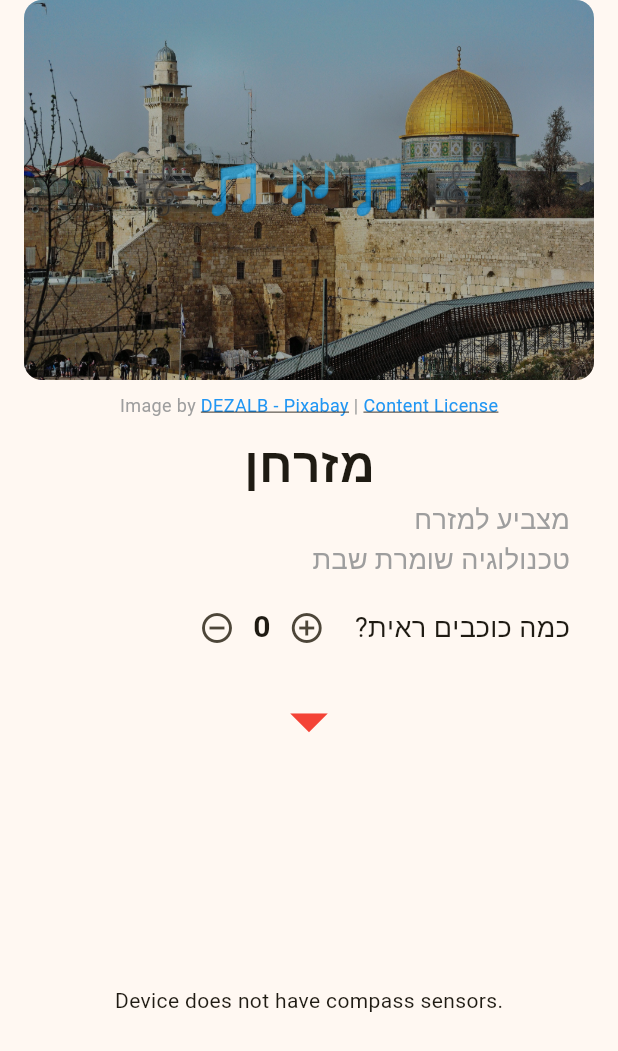
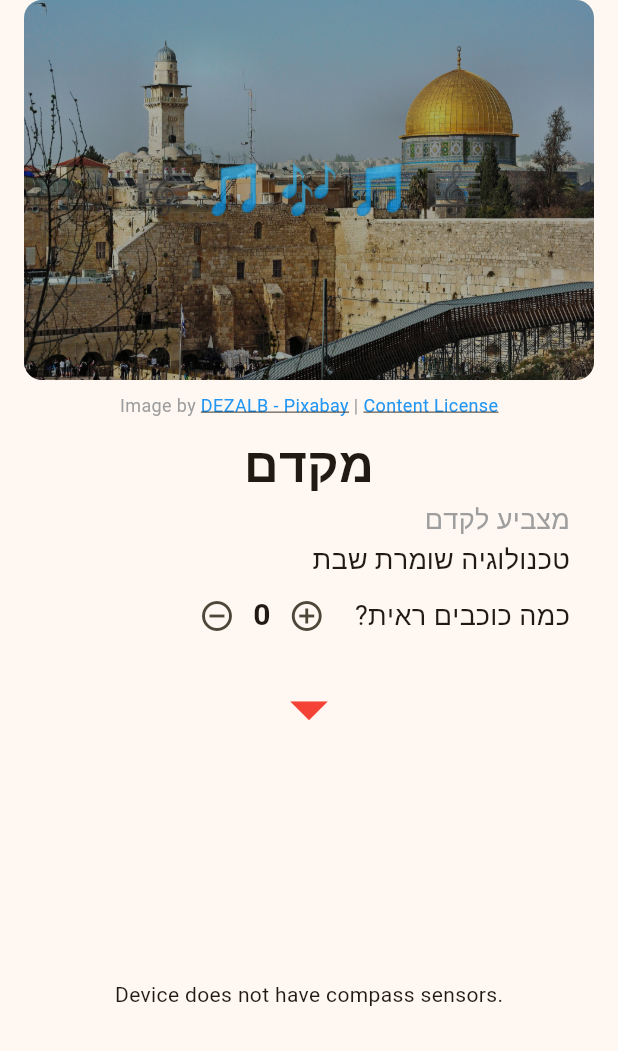
Before and after one commit to alexbodn/makdem, a Flutter app: the screen it shows after launch, on a phone screen of 412 x 824 dp. Shown: the top 1051 px of the screen. Run offline on Flutter 3.47's test engine with Material 3 defaults, Android fonts, the phone set to English and light mode, and no system bars; our stand-ins replace flutter_compass.

Commit message:
refactor: update string resources and layout tweaks
- Updated app title and primary/secondary compass directions to use ancient Hebrew terms (קדם, ים, נגב, צפון).
- Updated the label "מצביע לקדם".
- Updated `AndroidManifest.xml` label and added Intent queries for `https` URLs.
- Removed the 8px spacing below "טכנולוגיה שומרת שבת" and changed its text color to match the spinbox row.

Co-authored-by: alexbodn <4792193+alexbodn@users.noreply.github.com>

```diff
--- a/lib/main.dart
+++ b/lib/main.dart
@@ -14,7 +14,7 @@ class MizrahanApp extends StatelessWidget {
   @override
   Widget build(BuildContext context) {
     return MaterialApp(
-      title: 'מזרחן',
+      title: 'מקדם',
       theme: ThemeData(
         colorScheme: ColorScheme.fromSeed(seedColor: Colors.amber),
         fontFamily: 'Roboto', // Use a default system font that supports Hebrew
@@ -122,16 +122,15 @@ class _CompassScreenState extends State<CompassScreen> {
               ),
             ),
             // Title
-            const Text('מזרחן', style: TextStyle(fontWeight: FontWeight.bold, fontSize: 32)),
+            const Text('מקדם', style: TextStyle(fontWeight: FontWeight.bold, fontSize: 32)),
             // Subtitles and spinbox block
             Padding(
               padding: const EdgeInsets.symmetric(horizontal: 32.0),
               child: Column(
                 crossAxisAlignment: CrossAxisAlignment.end,
                 children: [
-                  const Text('מצביע למזרח', style: TextStyle(fontSize: 18, color: Colors.grey)),
-                  const Text('טכנולוגיה שומרת שבת', style: TextStyle(fontSize: 18, color: Colors.grey)),
-                  const SizedBox(height: 8),
+                  const Text('מצביע לקדם', style: TextStyle(fontSize: 18, color: Colors.grey)),
+                  const Text('טכנולוגיה שומרת שבת', style: TextStyle(fontSize: 18)),
                   Row(
                     mainAxisAlignment: MainAxisAlignment.end,
                     children: [
@@ -216,19 +215,19 @@ class _CompassScreenState extends State<CompassScreen> {
                           // 0 degrees = North
                           const _CompassLabel(label: 'צפון', angleDeg: 0, color: Colors.black, isMain: true),
                           // 45 degrees = North-East
-                          const _CompassLabel(label: 'צפון-מזרח', angleDeg: 45, color: Colors.black, isMain: false),
+                          const _CompassLabel(label: 'צפון-קדם', angleDeg: 45, color: Colors.black, isMain: false),
                           // 90 degrees = East
-                          const _CompassLabel(label: 'מזרח', angleDeg: 90, color: Colors.red, isMain: true),
+                          const _CompassLabel(label: 'קדם', angleDeg: 90, color: Colors.red, isMain: true),
                           // 135 degrees = South-East
-                          const _CompassLabel(label: 'דרום-מזרח', angleDeg: 135, color: Colors.black, isMain: false),
+                          const _CompassLabel(label: 'נגב-קדם', angleDeg: 135, color: Colors.black, isMain: false),
                           // 180 degrees = South
-                          const _CompassLabel(label: 'דרום', angleDeg: 180, color: Colors.black, isMain: true),
+                          const _CompassLabel(label: 'נגב', angleDeg: 180, color: Colors.black, isMain: true),
                           // 225 degrees = South-West
-                          const _CompassLabel(label: 'דרום-מערב', angleDeg: 225, color: Colors.black, isMain: false),
+                          const _CompassLabel(label: 'נגב-ים', angleDeg: 225, color: Colors.black, isMain: false),
                           // 270 degrees = West
-                          const _CompassLabel(label: 'מערב', angleDeg: 270, color: Colors.black, isMain: true),
+                          const _CompassLabel(label: 'ים', angleDeg: 270, color: Colors.black, isMain: true),
                           // 315 degrees = North-West
-                          const _CompassLabel(label: 'צפון-מערב', angleDeg: 315, color: Colors.black, isMain: false),
+                          const _CompassLabel(label: 'צפון-ים', angleDeg: 315, color: Colors.black, isMain: false),
                         ],
                       ),
                     ),
```
Also changed, not shown: 1 other file.
